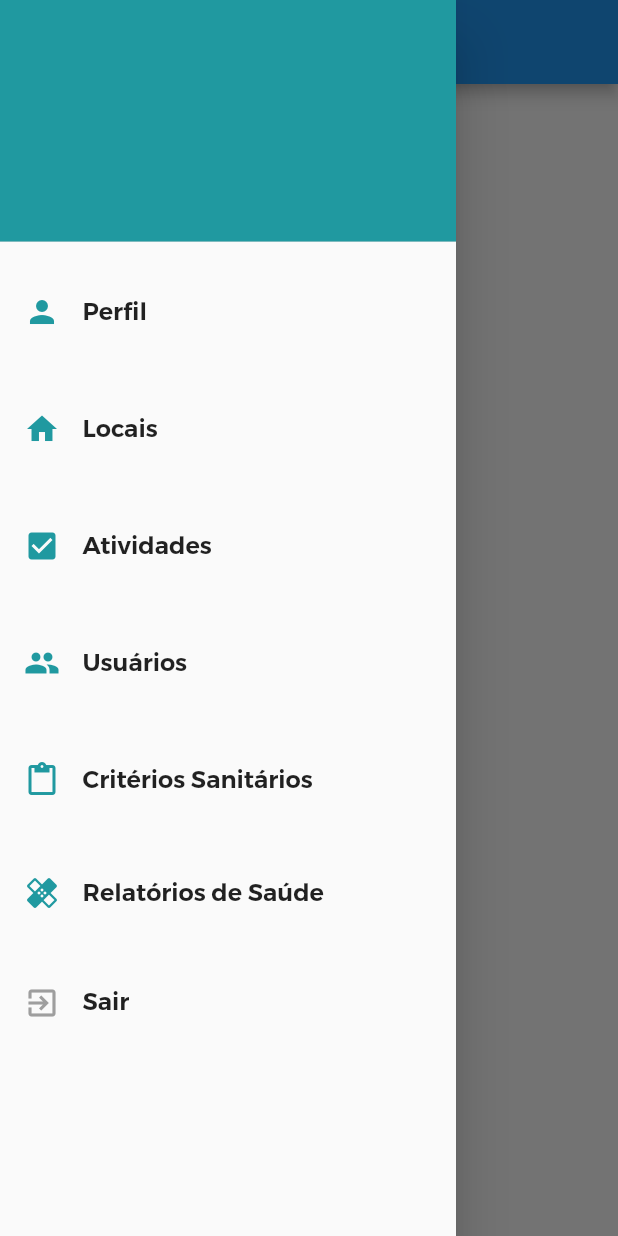
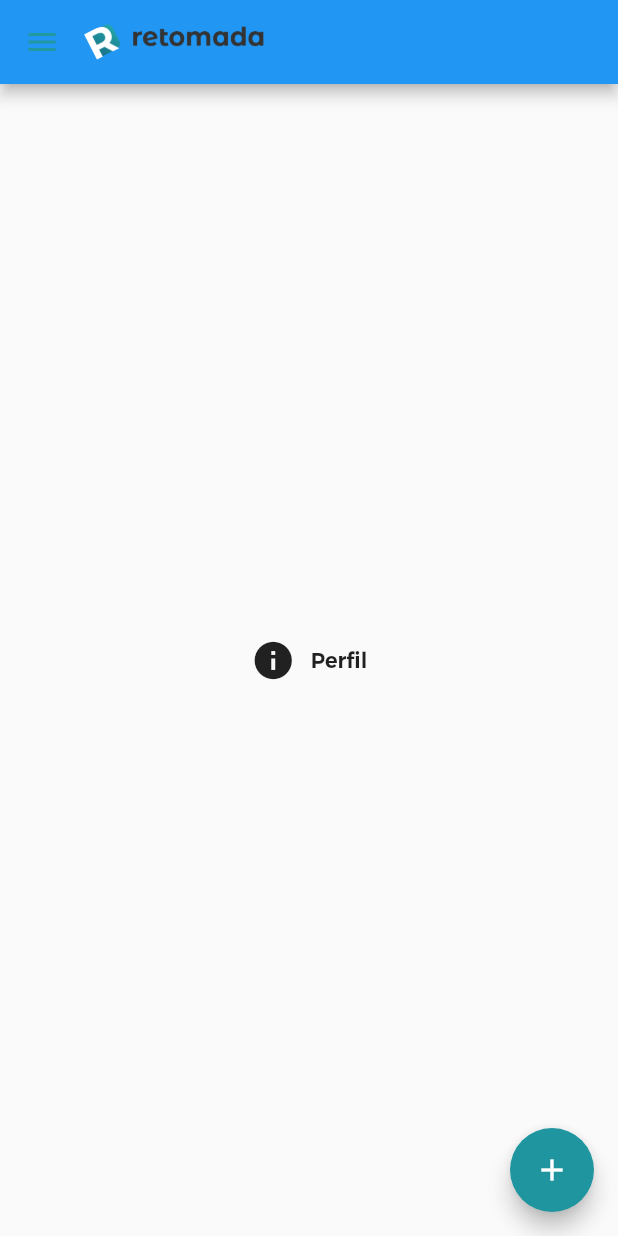
Before and after one commit to projeto-retomada/retomada-app, a Flutter app: the FirstScreen screen opened directly, in the side drawer, after a tap on "Perfil", on a phone screen of 412 x 824 dp. Run offline on Flutter 3.47's test engine with Material 2 defaults, Android fonts, the phone set to English and light mode, and no system bars.

```diff
--- a/lib/comun_elements/menu_app_bar.dart
+++ b/lib/comun_elements/menu_app_bar.dart
@@ -1,21 +1,27 @@
 import 'package:flutter/material.dart';
+import 'package:retomada/atividades/atividades.dart';
+import 'package:retomada/criterios_sanitarios/criterios_sanitarios.dart';
 import 'package:retomada/local/local_list.dart';
+import 'package:retomada/perfil/perfil.dart';
+import 'package:retomada/usuarios/usuarios_list.dart';
 
 class RetomadaAppBar extends AppBar {
   RetomadaAppBar({Key key, Widget title})
-      :super(
+      : super(
           key: key,
-    title: Image.asset('assets/retomada-logo-preto.png', width: 120.0,),
+          title: Image.asset(
+            'assets/retomada-logo-preto.png',
+            width: 120.0,
+          ),
           titleSpacing: 0.0,
-    leading: Builder (
-      builder: (context) =>
-          IconButton (
+          leading: Builder(
+            builder: (context) => IconButton(
               icon: new Icon(
                 Icons.menu,
                 size: 24,
-              color: Color.fromRGBO (32, 153, 160, 1),
+                color: Color.fromRGBO(32, 153, 160, 1),
               ),
-            onPressed: () => Scaffold.of (context).openDrawer (),
+              onPressed: () => Scaffold.of(context).openDrawer(),
             ),
           ),
         );
@@ -25,136 +31,159 @@ class NavigationDrawer extends StatelessWidget {
   @override
   Widget build(BuildContext context) {
     return Drawer(
-      child: ListView (
+      child: ListView(
         padding: EdgeInsets.zero,
         children: <Widget>[
-          DrawerHeader (
-            decoration: BoxDecoration (
-              color: Color.fromRGBO (32, 153, 160, 1),
+          UserAccountsDrawerHeader(
+            accountEmail: Text("imisspadme@universe.com"),
+            accountName: Text(
+              "Darth Vader",
+              style: TextStyle(fontSize: 18),
+            ),
+            currentAccountPicture: new CircleAvatar(
+              backgroundColor: Color.fromRGBO(31, 150, 159, 1),
+              child: Text("D"),
             ),
           ),
-          ListTile (
-            title: Row (
+          ListTile(
+            title: Row(
               children: <Widget>[
-                Icon (
+                Icon(
                   Icons.person,
-                  size: 24,
-                  color: Color.fromRGBO (32, 153, 160, 1),
+                  size: 32,
+                  color: Color.fromRGBO(32, 153, 160, 1),
                 ),
-                SizedBox (
+                SizedBox(
                   width: 15,
                   height: 70,
                 ),
-                Text ("Perfil", style: TextStyle (fontSize: 16)) //
+                Text("Perfil",
+                    style: TextStyle(fontSize: 17, fontFamily: 'Montserrat')) //
               ],
             ),
-            onTap: () {},
+            onTap: () {
+              Navigator.push(context,
+                  MaterialPageRoute(builder: (context) => PerfilPage()));
+            },
           ),
-          ListTile (
-            title: Row (
+          ListTile(
+            title: Row(
               children: <Widget>[
-                Icon (
+                Icon(
                   Icons.home,
-                  size: 24,
-                  color: Color.fromRGBO (32, 153, 160, 1),
+                  size: 32,
+                  color: Color.fromRGBO(32, 153, 160, 1),
                 ),
-                SizedBox (
+                SizedBox(
                   width: 15,
                   height: 70,
                 ),
-                Text ("Locais", style: TextStyle (fontSize: 16)) //
+                Text("Locais",
+                    style: TextStyle(fontSize: 17, fontFamily: 'Montserrat')) //
+              ],
+            ),
+            onTap: () {
+              Navigator.push(context,
+                  MaterialPageRoute(builder: (context) => LocalList()));
+            },
+          ),
+          ListTile(
+            title: Row(
+              children: <Widget>[
+                Icon(
+                  Icons.check_box,
+                  size: 32,
+                  color: Color.fromRGBO(32, 153, 160, 1),
+                ),
+                SizedBox(
+                  width: 15,
+                  height: 70,
+                ),
+                Text("Atividades",
+                    style: TextStyle(fontSize: 17, fontFamily: 'Montserrat')) //
+              ],
+            ),
+            onTap: () {
+              Navigator.push(context,
+                  MaterialPageRoute(builder: (context) => AtividadesPage()));
+            },
+          ),
+          ListTile(
+            title: Row(
+              children: <Widget>[
+                Icon(
+                  Icons.people,
+                  size: 32,
+                  color: Color.fromRGBO(32, 153, 160, 1),
+                ),
+                SizedBox(
+                  width: 15,
+                  height: 70,
+                ),
+                Text("Usuários",
+                    style: TextStyle(fontSize: 17, fontFamily: 'Montserrat')) //
+              ],
+            ),
+            onTap: () {
+              Navigator.push(context,
+                  MaterialPageRoute(builder: (context) => UsuariosPage()));
+            },
+          ),
+          ListTile(
+            title: Row(
+              children: <Widget>[
+                Icon(
+                  Icons.content_paste,
+                  size: 32,
+                  color: Color.fromRGBO(32, 153, 160, 1),
+                ),
+                SizedBox(
+                  width: 15,
+                  height: 70,
+                ),
+                Text("Critérios Sanitários",
+                    style: TextStyle(fontSize: 17, fontFamily: 'Montserrat')) //
               ],
             ),
             onTap: () {
               Navigator.push(
                   context,
                   MaterialPageRoute(
-                      builder: (context) => LocalList()));
+                      builder: (context) => CriteriosSanitariosPage()));
             },
           ),
-          ListTile (
-            title: Row (
+          ListTile(
+            title: Row(
               children: <Widget>[
-                Icon (
-                  Icons.check_box,
-                  size: 24,
-                  color: Color.fromRGBO (32, 153, 160, 1),
+                Icon(
+                  Icons.healing,
+                  size: 32,
+                  color: Color.fromRGBO(32, 153, 160, 1),
                 ),
-                SizedBox (
+                SizedBox(
                   width: 15,
-                  height: 70,
+                  height: 65,
                 ),
-                Text ("Atividades", style: TextStyle (fontSize: 16)) //
+                Text("Relatórios de Saúde",
+                    style: TextStyle(fontSize: 17, fontFamily: 'Montserrat')) //
               ],
             ),
             onTap: () {},
           ),
-          ListTile (
-            title: Row (
+          ListTile(
+            title: Row(
               children: <Widget>[
-                Icon (
-                  Icons.people,
-                  size: 24,
-                  color: Color.fromRGBO (32, 153, 160, 1),
+                Icon(
+                  Icons.exit_to_app,
+                  size: 32,
+                  color: Colors.grey,
                 ),
-                SizedBox (
-                  width: 15,
-                  height: 70,
-                ),
-                Text ("Usuários", style: TextStyle (fontSize: 16)) //
-              ],
-            ),
-            onTap: () {},
-          ),
-          ListTile (
-            title: Row (
-              children: <Widget>[
-                Icon (
-                  Icons.content_paste,
-                  size: 24,
-                  color: Color.fromRGBO (32, 153, 160, 1),
-                ),
-                SizedBox (
-                  width: 15,
-                  height: 70,
-                ),
-                Text ("Critérios Sanitários",
-                    style: TextStyle (fontSize: 16)) //
-              ],
-            ),
-            onTap: () {},
-          ),
-          ListTile (
-            title: Row (
-              children: <Widget>[
-                Icon (
-                  Icons.healing,
-                  size: 24,
-                  color: Color.fromRGBO (32, 153, 160, 1),
-                ),
-                SizedBox (
+                SizedBox(
                   width: 15,
                   height: 65,
                 ),
-                Text ("Relatórios de Saúde",
-                    style: TextStyle (fontSize: 16)) //
-              ],
-            ),
-            onTap: () {},
-          ),
-          ListTile (
-            title: Row (
-              children: <Widget>[
-                Icon (
-                  Icons.exit_to_app,
-                  size: 24,
-                  color: Colors.grey,
-                ),
-                SizedBox (
-                  width: 15,
-                  height: 65,
-                ),
-                Text ("Sair", style: TextStyle (fontSize: 16)) //
+                Text("Sair",
+                    style: TextStyle(fontSize: 17, fontFamily: 'Montserrat')) //
               ],
             ),
             onTap: () {},
--- a/lib/main.dart
+++ b/lib/main.dart
@@ -9,7 +9,10 @@ class MyApp extends StatelessWidget {
   Widget build(BuildContext context) {
     return MaterialApp(
       title: 'Retomada',
-      theme: ThemeData(fontFamily: 'Montserrat', backgroundColor: Colors.white),
+      theme: ThemeData(
+        fontFamily: 'Montserrat',
+        backgroundColor: Colors.white,
+      ),
       home: LoginPage(title: 'Login'),
     );
   }
--- /dev/null
+++ b/lib/perfil/perfil.dart
@@ -0,0 +1,37 @@
+import 'package:flutter/cupertino.dart';
+import 'package:flutter/material.dart';
+import 'package:retomada/comun_elements/menu_app_bar.dart';
+
+class PerfilPage extends StatelessWidget {
+  @override
+  Widget build(BuildContext context) {
+    double c_width = MediaQuery.of(context).size.width * 0.64;
+    return new Scaffold(
+        appBar: RetomadaAppBar(),
+        drawer: NavigationDrawer(),
+        floatingActionButton: new FloatingActionButton(
+          child: Icon(Icons.add),
+          backgroundColor: Color.fromRGBO(31, 150, 159, 1),
+        ),
+        body: Container(
+          child: Column(
+            mainAxisAlignment: MainAxisAlignment.center,
+            children: <Widget>[
+              Row(
+                mainAxisAlignment: MainAxisAlignment.center,
+                children: <Widget>[
+                  Icon(
+                    Icons.info,
+                    size: 30,
+                  ),
+                  Padding(
+                    padding: EdgeInsets.only(left: 5, right: 5),
+                  ),
+                  Text('Perfil'),
+                ],
+              ),
+            ],
+          ),
+        ));
+  }
+}
```
Also changed, not shown: lib/atividades/atividades.dart (added, +37 -0 lines), lib/criterios_sanitarios/criterios_sanitarios.dart (added, +37 -0 lines), lib/usuarios/usuarios_list.dart (added, +37 -0 lines). Lines whose indentation alone changed are shown as unchanged.
